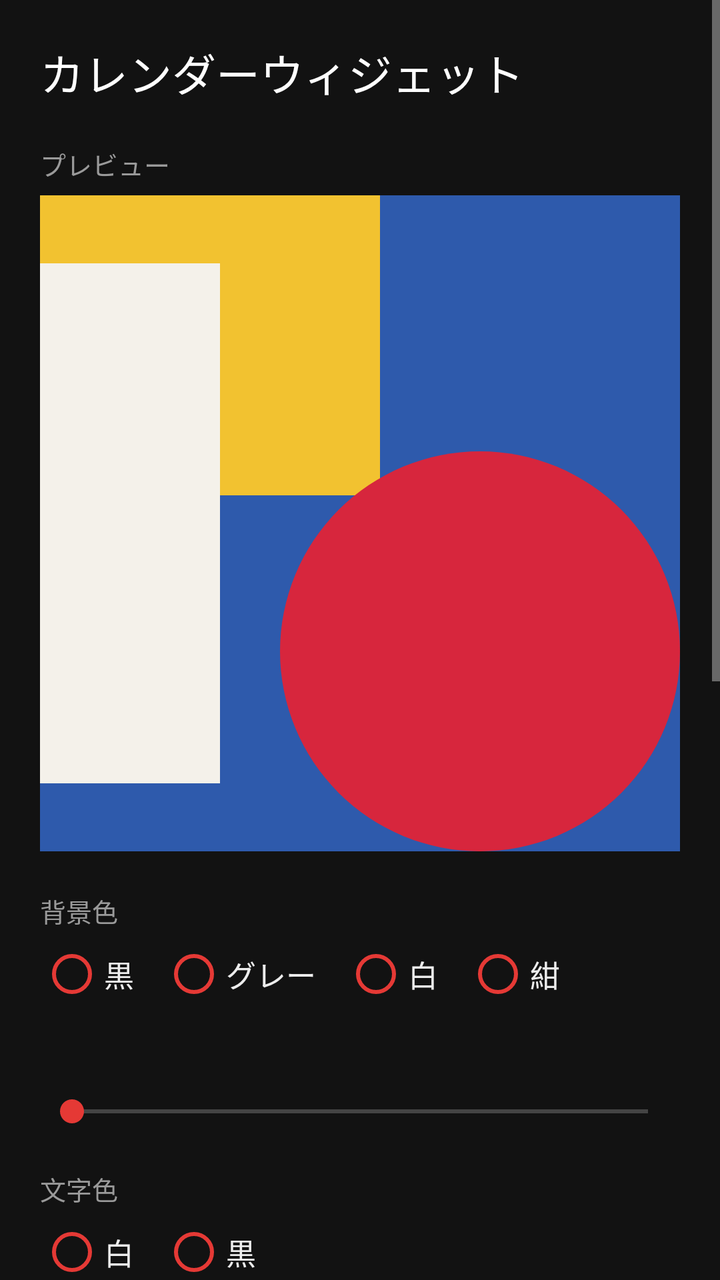
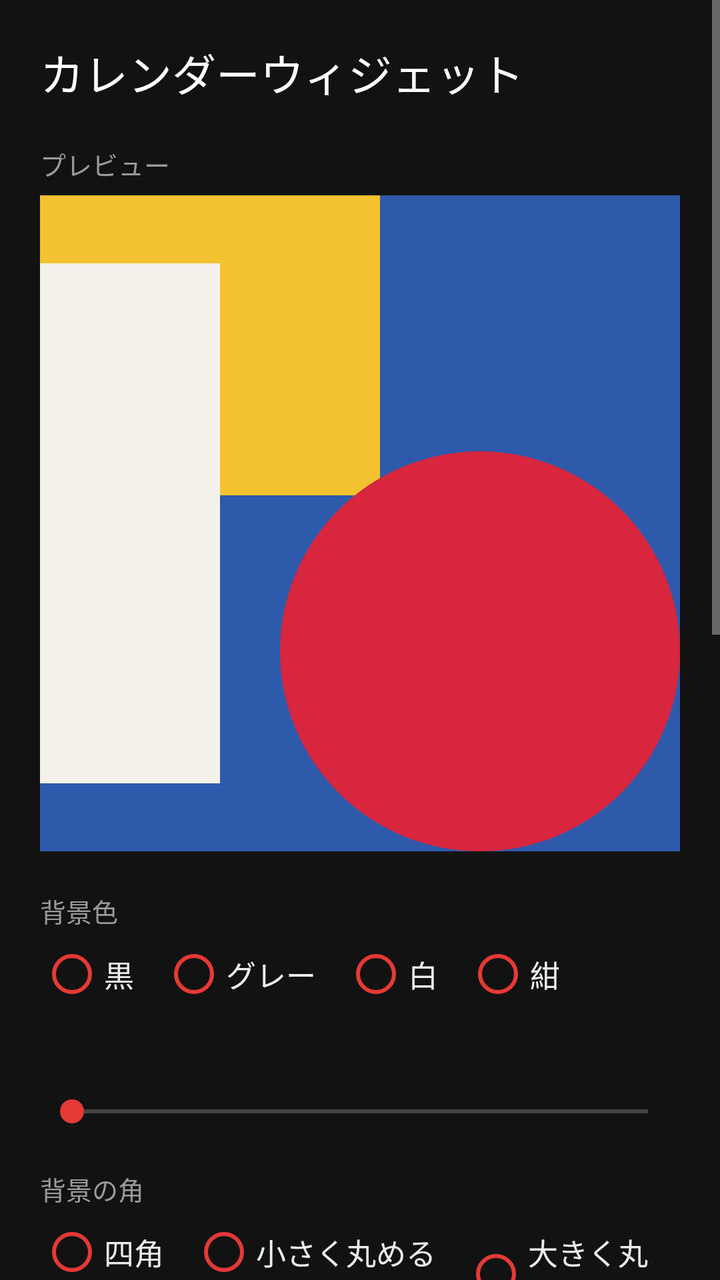

Before-and-after screenshots of an Android layout around one commit, followed by the original layout XML and the change that was made.
<!-- AndroidManifest.xml: activity theme android:Theme.Material.NoActionBar -->
<!-- res/layout/activity_settings.xml -->
<?xml version="1.0" encoding="utf-8"?>
<ScrollView xmlns:android="http://schemas.android.com/apk/res/android"
    android:layout_width="match_parent"
    android:layout_height="match_parent"
    android:background="#FF121212"
    android:fitsSystemWindows="true">

    <LinearLayout
        android:layout_width="match_parent"
        android:layout_height="wrap_content"
        android:orientation="vertical"
        android:padding="20dp">

        <TextView
            android:layout_width="wrap_content"
            android:layout_height="wrap_content"
            android:fontFamily="sans-serif-medium"
            android:id="@+id/screen_title"
            android:text="@string/app_name"
            android:textColor="#FFFFFFFF"
            android:textSize="22sp" />

        <TextView
            style="@style/SectionHead"
            android:text="プレビュー" />
        <FrameLayout
            android:layout_width="match_parent"
            android:layout_height="wrap_content"
            android:background="@drawable/preview_wallpaper"
            android:padding="16dp">

            <LinearLayout
                android:layout_width="wrap_content"
                android:layout_height="wrap_content"
                android:layout_gravity="center"
                android:gravity="center_horizontal"
                android:orientation="vertical">

                <FrameLayout
                    android:id="@+id/preview_week"
                    android:layout_width="170dp"
                    android:layout_height="100dp" />

                <FrameLayout
                    android:id="@+id/preview_month"
                    android:layout_width="180dp"
                    android:layout_height="180dp"
                    android:layout_marginTop="16dp" />
            </LinearLayout>
        </FrameLayout>

        <TextView
            style="@style/SectionHead"
            android:text="背景色" />
        <RadioGroup
            android:id="@+id/rg_bg"
            android:layout_width="match_parent"
            android:layout_height="wrap_content"
            android:orientation="horizontal">
            <RadioButton
                android:id="@+id/rb_bg_black"
                android:layout_width="wrap_content"
                android:layout_height="wrap_content"
                android:layout_marginEnd="14dp"
                android:buttonTint="#FFE53935"
                android:text="黒"
                android:textColor="#FFEDEDED"
                android:textSize="15sp" />
            <RadioButton
                android:id="@+id/rb_bg_gray"
                android:layout_width="wrap_content"
                android:layout_height="wrap_content"
                android:layout_marginEnd="14dp"
                android:buttonTint="#FFE53935"
                android:text="グレー"
                android:textColor="#FFEDEDED"
                android:textSize="15sp" />
            <RadioButton
                android:id="@+id/rb_bg_white"
                android:layout_width="wrap_content"
                android:layout_height="wrap_content"
                android:layout_marginEnd="14dp"
                android:buttonTint="#FFE53935"
                android:text="白"
                android:textColor="#FFEDEDED"
                android:textSize="15sp" />
            <RadioButton
                android:id="@+id/rb_bg_navy"
                android:layout_width="wrap_content"
                android:layout_height="wrap_content"
                android:layout_marginEnd="14dp"
                android:buttonTint="#FFE53935"
                android:text="紺"
                android:textColor="#FFEDEDED"
                android:textSize="15sp" />
        </RadioGroup>
        <TextView
            android:id="@+id/alpha_label"
            style="@style/SectionHead" />

        <SeekBar
            android:id="@+id/seek_alpha"
            android:layout_width="match_parent"
            android:layout_height="wrap_content"
            android:max="100"
            android:progressTint="#FFE53935"
            android:thumbTint="#FFE53935" />

        <TextView
            style="@style/SectionHead"
            android:text="文字色" />
        <RadioGroup
            android:id="@+id/rg_text"
            android:layout_width="match_parent"
            android:layout_height="wrap_content"
            android:orientation="horizontal">
            <RadioButton
                android:id="@+id/rb_text_white"
                android:layout_width="wrap_content"
                android:layout_height="wrap_content"
                android:layout_marginEnd="14dp"
                android:buttonTint="#FFE53935"
                android:text="白"
                android:textColor="#FFEDEDED"
                android:textSize="15sp" />
            <RadioButton
                android:id="@+id/rb_text_black"
                android:layout_width="wrap_content"
                android:layout_height="wrap_content"
                android:layout_marginEnd="14dp"
                android:buttonTint="#FFE53935"
                android:text="黒"
                android:textColor="#FFEDEDED"
                android:textSize="15sp" />
        </RadioGroup>
        <LinearLayout
            android:id="@+id/wx_options"
            android:layout_width="match_parent"
            android:layout_height="wrap_content"
            android:orientation="vertical"
            android:visibility="gone">

            <TextView
                style="@style/SectionHead"
                android:text="地点" />

            <TextView
                android:id="@+id/wx_place"
                android:layout_width="wrap_content"
                android:layout_height="wrap_content"
                android:textColor="#FFEDEDED"
                android:textSize="16sp" />

            <LinearLayout
                android:layout_width="match_parent"
                android:layout_height="wrap_content"
                android:layout_marginTop="8dp"
                android:gravity="center_vertical"
                android:orientation="horizontal">

                <EditText
                    android:id="@+id/wx_query"
                    android:layout_width="0dp"
                    android:layout_height="wrap_content"
                    android:layout_weight="1"
                    android:hint="地名で検索（例：郡山）"
                    android:imeOptions="actionSearch"
                    android:inputType="text"
                    android:singleLine="true"
                    android:textColor="#FFFFFFFF"
                    android:textColorHint="#FF777777"
                    android:textSize="15sp" />

                <Button
                    android:id="@+id/wx_search"
                    android:layout_width="wrap_content"
                    android:layout_height="44dp"
                    android:layout_marginStart="8dp"
                    android:background="#FF2A2A2A"
                    android:paddingStart="16dp"
                    android:paddingEnd="16dp"
                    android:text="検索"
                    android:textColor="#FFFFFFFF" />
            </LinearLayout>

            <LinearLayout
                android:id="@+id/wx_results"
                android:layout_width="match_parent"
                android:layout_height="wrap_content"
                android:orientation="vertical" />

            <Button
                android:id="@+id/wx_here"
                android:layout_width="match_parent"
                android:layout_height="44dp"
                android:layout_marginTop="10dp"
                android:background="#FF2A2A2A"
                android:text="現在地に設定"
                android:textColor="#FFFFFFFF" />

            <Switch
                android:id="@+id/wx_auto"
                android:layout_width="match_parent"
                android:layout_height="wrap_content"
                android:layout_marginTop="14dp"
                android:text="現在地を自動で追う"
                android:textColor="#FFEDEDED"
                android:textSize="15sp" />

            <TextView
                android:layout_width="wrap_content"
                android:layout_height="wrap_content"
                android:layout_marginTop="2dp"
                android:text="位置情報を「常に許可」にする必要があります。天気の更新（約30分ごと）のたびに、おおよその現在地を確認します。"
                android:textColor="#FF9A9A9A"
                android:textSize="12sp" />

            <TextView
                android:id="@+id/wx_status"
                android:layout_width="wrap_content"
                android:layout_height="wrap_content"
                android:layout_marginTop="6dp"
                android:textColor="#FF9A9A9A"
                android:textSize="13sp" />
        </LinearLayout>

        <LinearLayout
            android:id="@+id/cal_options"
            android:layout_width="match_parent"
            android:layout_height="wrap_content"
            android:orientation="vertical">
            <TextView
                style="@style/SectionHead"
                android:text="今日の丸の色" />
            <RadioGroup
                android:id="@+id/rg_accent"
                android:layout_width="match_parent"
                android:layout_height="wrap_content"
                android:orientation="horizontal">
                <RadioButton
                    android:id="@+id/rb_ac_red"
                    android:layout_width="wrap_content"
                    android:layout_height="wrap_content"
                    android:layout_marginEnd="14dp"
                    android:buttonTint="#FFE53935"
                    android:text="赤"
                    android:textColor="#FFEDEDED"
                    android:textSize="15sp" />
                <RadioButton
                    android:id="@+id/rb_ac_blue"
                    android:layout_width="wrap_content"
                    android:layout_height="wrap_content"
                    android:layout_marginEnd="14dp"
                    android:buttonTint="#FFE53935"
                    android:text="青"
                    android:textColor="#FFEDEDED"
                    android:textSize="15sp" />
                <RadioButton
                    android:id="@+id/rb_ac_yellow"
                    android:layout_width="wrap_content"
                    android:layout_height="wrap_content"
                    android:layout_marginEnd="14dp"
                    android:buttonTint="#FFE53935"
                    android:text="黄"
                    android:textColor="#FFEDEDED"
                    android:textSize="15sp" />
                <RadioButton
                    android:id="@+id/rb_ac_white"
                    android:layout_width="wrap_content"
                    android:layout_height="wrap_content"
                    android:layout_marginEnd="14dp"
                    android:buttonTint="#FFE53935"
                    android:text="白"
                    android:textColor="#FFEDEDED"
                    android:textSize="15sp" />
            </RadioGroup>
            <TextView
                style="@style/SectionHead"
                android:text="週の始まり" />
            <RadioGroup
                android:id="@+id/rg_week"
                android:layout_width="match_parent"
                android:layout_height="wrap_content"
                android:orientation="horizontal">
                <RadioButton
                    android:id="@+id/rb_sun"
                    android:layout_width="wrap_content"
                    android:layout_height="wrap_content"
                    android:layout_marginEnd="14dp"
                    android:buttonTint="#FFE53935"
                    android:text="日曜"
                    android:textColor="#FFEDEDED"
                    android:textSize="15sp" />
                <RadioButton
                    android:id="@+id/rb_mon"
                    android:layout_width="wrap_content"
                    android:layout_height="wrap_content"
                    android:layout_marginEnd="14dp"
                    android:buttonTint="#FFE53935"
                    android:text="月曜"
                    android:textColor="#FFEDEDED"
                    android:textSize="15sp" />
            </RadioGroup>
            <TextView
                style="@style/SectionHead"
                android:text="2×1など1段サイズの表示" />
            <RadioGroup
                android:id="@+id/rg_small"
                android:layout_width="match_parent"
                android:layout_height="wrap_content"
                android:orientation="horizontal">
                <RadioButton
                    android:id="@+id/rb_small_month"
                    android:layout_width="wrap_content"
                    android:layout_height="wrap_content"
                    android:layout_marginEnd="14dp"
                    android:buttonTint="#FFE53935"
                    android:text="1か月"
                    android:textColor="#FFEDEDED"
                    android:textSize="15sp" />
                <RadioButton
                    android:id="@+id/rb_small_week"
                    android:layout_width="wrap_content"
                    android:layout_height="wrap_content"
                    android:buttonTint="#FFE53935"
                    android:text="1週間"
                    android:textColor="#FFEDEDED"
                    android:textSize="15sp" />
            </RadioGroup>

            <Switch
                android:id="@+id/sw_holiday"
                android:layout_width="match_parent"
                android:layout_height="wrap_content"
                android:layout_marginTop="20dp"
                android:text="祝日を赤で表示"
                android:textColor="#FFEDEDED"
                android:textSize="15sp" />
        </LinearLayout>

        <Button
            android:id="@+id/btn_save"
            android:layout_width="match_parent"
            android:layout_height="52dp"
            android:layout_marginTop="28dp"
            android:background="#FFE53935"
            android:textColor="#FFFFFFFF"
            android:textSize="15sp" />

        <Button
            android:id="@+id/btn_pin"
            android:layout_width="match_parent"
            android:layout_height="52dp"
            android:layout_marginTop="10dp"
            android:background="#FF2A2A2A"
            android:text="ホーム画面に追加"
            android:textColor="#FFFFFFFF"
            android:textSize="15sp" />

        <Button
            android:id="@+id/btn_switch"
            android:layout_width="match_parent"
            android:layout_height="52dp"
            android:layout_marginTop="10dp"
            android:background="#FF2A2A2A"
            android:text="天気ウィジェットの設定へ"
            android:textColor="#FFFFFFFF"
            android:textSize="15sp" />

        <TextView
            android:id="@+id/hint"
            android:layout_width="match_parent"
            android:layout_height="wrap_content"
            android:layout_marginTop="16dp"
            android:layout_marginBottom="24dp"
            android:lineSpacingExtra="3dp"
            android:textColor="#FF9A9A9A"
            android:textSize="13sp" />

    </LinearLayout>
</ScrollView>
<!-- resources referenced by this layout -->
<resources>
  <!-- drawable preview_wallpaper (drawable) -->
  <?xml version="1.0" encoding="utf-8"?>
  <layer-list xmlns:android="http://schemas.android.com/apk/res/android">
      <item>
          <color android:color="#FF2E5AAC" />
      </item>
      <item android:width="170dp" android:height="150dp" android:gravity="top|start">
          <shape android:shape="rectangle">
              <solid android:color="#FFF2C230" />
          </shape>
      </item>
      <item android:width="200dp" android:height="200dp" android:gravity="bottom|end">
          <shape android:shape="oval">
              <solid android:color="#FFD7263D" />
          </shape>
      </item>
      <item android:width="90dp" android:height="260dp" android:gravity="center_vertical|start">
          <shape android:shape="rectangle">
              <solid android:color="#FFF4F1EA" />
          </shape>
      </item>
  </layer-list>
  <string name="app_name">カレンダーウィジェット</string>
  <style name="SectionHead">
          <item name="android:layout_width">wrap_content</item>
          <item name="android:layout_height">wrap_content</item>
          <item name="android:layout_marginTop">20dp</item>
          <item name="android:layout_marginBottom">6dp</item>
          <item name="android:textColor">#FF9A9A9A</item>
          <item name="android:textSize">13sp</item>
      </style>
</resources>

<!-- the commit's change to res/layout/activity_settings.xml (unified diff, before → after) -->
@@ -105,6 +105,44 @@
             android:max="100"
             android:progressTint="#FFE53935"
             android:thumbTint="#FFE53935" />
+
+        <TextView
+            style="@style/SectionHead"
+            android:text="背景の角" />
+
+        <RadioGroup
+            android:id="@+id/rg_corner"
+            android:layout_width="match_parent"
+            android:layout_height="wrap_content"
+            android:orientation="horizontal">
+            <RadioButton
+                android:id="@+id/rb_corner_none"
+                android:layout_width="wrap_content"
+                android:layout_height="wrap_content"
+                android:layout_marginEnd="14dp"
+                android:buttonTint="#FFE53935"
+                android:text="四角"
+                android:textColor="#FFEDEDED"
+                android:textSize="15sp" />
+            <RadioButton
+                android:id="@+id/rb_corner_s"
+                android:layout_width="wrap_content"
+                android:layout_height="wrap_content"
+                android:layout_marginEnd="14dp"
+                android:buttonTint="#FFE53935"
+                android:text="小さく丸める"
+                android:textColor="#FFEDEDED"
+                android:textSize="15sp" />
+            <RadioButton
+                android:id="@+id/rb_corner_l"
+                android:layout_width="wrap_content"
+                android:layout_height="wrap_content"
+                android:layout_marginEnd="14dp"
+                android:buttonTint="#FFE53935"
+                android:text="大きく丸める"
+                android:textColor="#FFEDEDED"
+                android:textSize="15sp" />
+        </RadioGroup>
 
         <TextView
             style="@style/SectionHead"
